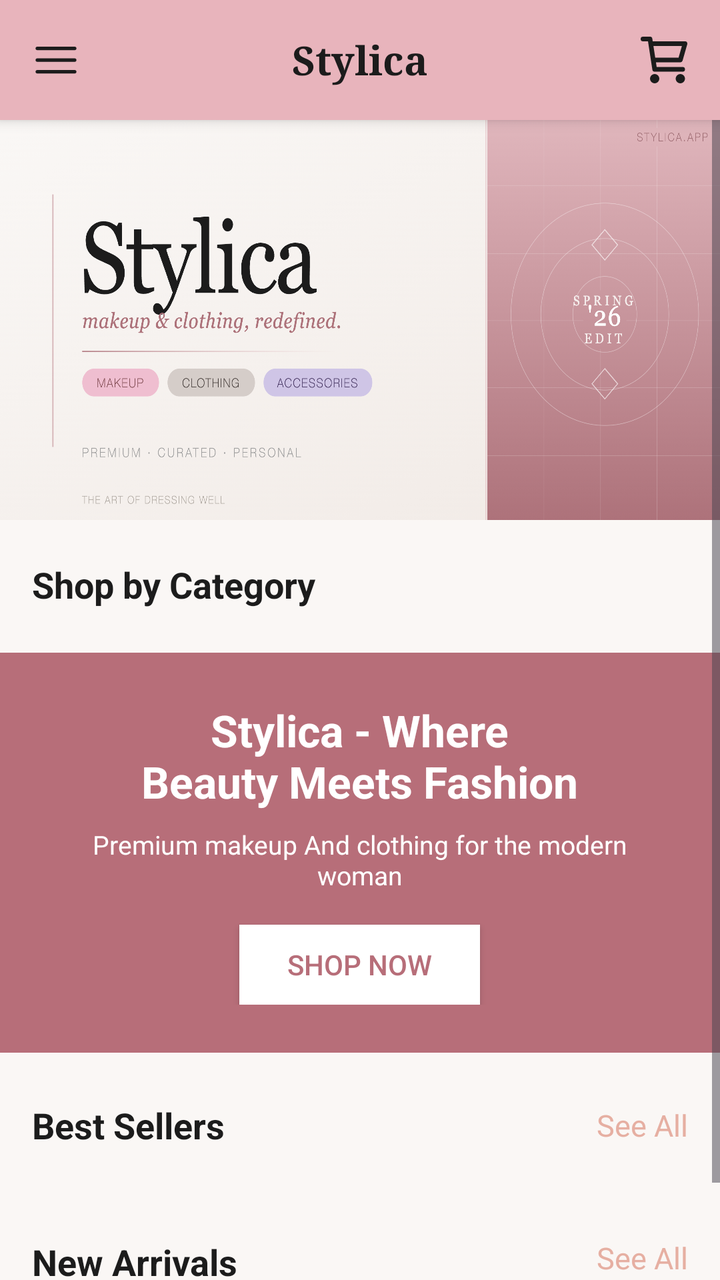
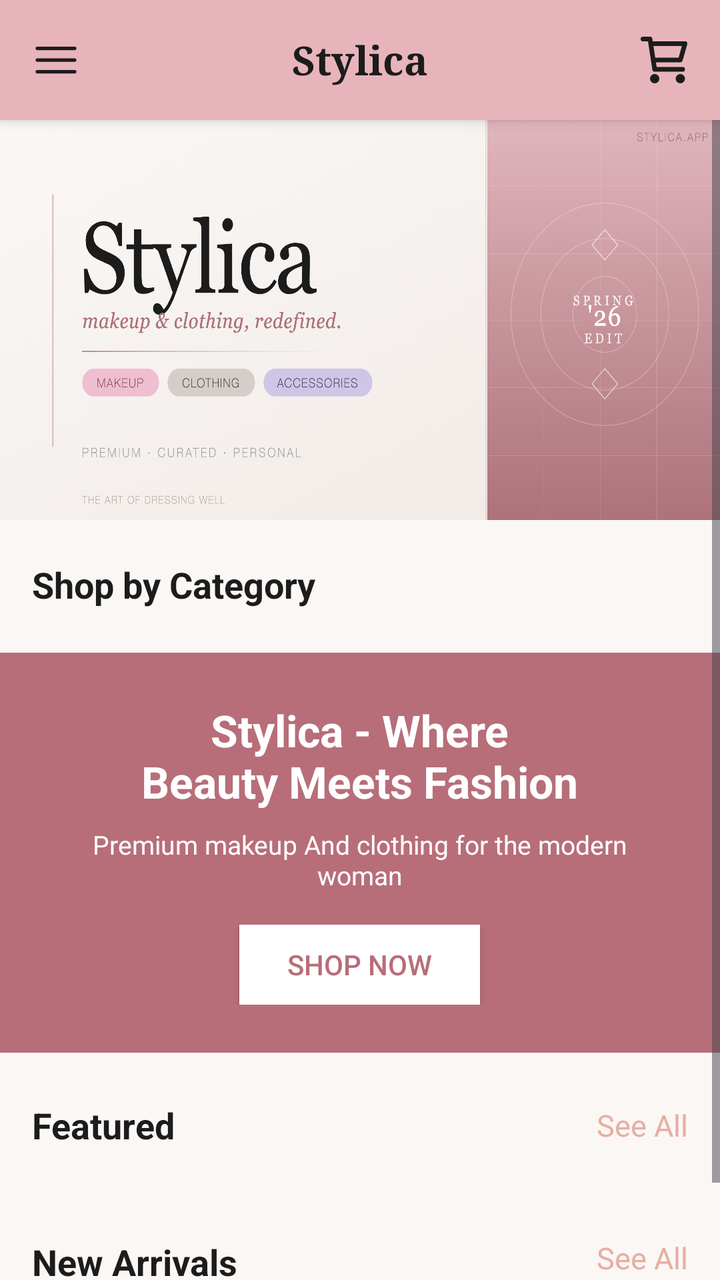

An Android layout rendered at two revisions. The XML below is the earlier revision; the diff shows what the commit changed to produce the second picture.
<!-- AndroidManifest.xml: application theme Theme.Stylica_app -->
<!-- res/layout/activity_customer_dashboard.xml -->
<?xml version="1.0" encoding="utf-8"?>
<androidx.drawerlayout.widget.DrawerLayout
    xmlns:android="http://schemas.android.com/apk/res/android"
    xmlns:app="http://schemas.android.com/apk/res-auto"
    android:id="@+id/drawerLayout"
    android:layout_width="match_parent"
    android:layout_height="match_parent"
    android:fitsSystemWindows="true"
    >

    
    <LinearLayout
        android:layout_width="match_parent"
        android:layout_height="match_parent"
        android:orientation="vertical"
        android:background="@color/background_light"
        android:fitsSystemWindows="true">

        
        <LinearLayout
            android:layout_width="match_parent"
            android:layout_height="60dp"
            android:orientation="horizontal"
            android:gravity="center_vertical"
            android:background="@color/primary_light"
            android:paddingStart="8dp"
            android:paddingEnd="8dp"
            android:elevation="4dp">

            
            <ImageButton
                android:id="@+id/btnMenu"
                android:layout_width="40dp"
                android:layout_height="40dp"
                android:background="?attr/selectableItemBackgroundBorderless"
                android:src="@drawable/hamburger_menu_icon"
                app:tint="@color/text_primary"
                android:scaleType="fitCenter"
                android:padding="6dp"/>

            
            <TextView
                android:layout_width="0dp"
                android:layout_height="wrap_content"
                android:layout_weight="1"
                android:text="Stylica"
                android:textSize="20sp"
                android:textStyle="bold"
                android:textColor="@color/text_primary"
                android:gravity="center"
                android:fontFamily="serif"/>

            
            <FrameLayout
                android:layout_width="40dp"
                android:layout_height="40dp">

                <ImageButton
                    android:id="@+id/btnCart"
                    android:layout_width="40dp"
                    android:layout_height="40dp"
                    android:background="?attr/selectableItemBackgroundBorderless"
                    android:src="@drawable/cart_icon_black"
                    app:tint="@color/text_primary"
                    android:scaleType="fitCenter"
                    android:padding="6dp"/>

                
                <TextView
                    android:id="@+id/txtCartBadge"
                    android:layout_width="16dp"
                    android:layout_height="16dp"
                    android:gravity="center"
                    android:textSize="9sp"
                    android:textColor="@color/text_white"
                    android:background="@drawable/chip_selected_bg"
                    android:text="0"
                    android:layout_gravity="top|end"
                    android:visibility="gone"/>

            </FrameLayout>

        </LinearLayout>

        
        <ScrollView
            android:layout_width="match_parent"
            android:layout_height="match_parent"
            android:background="@color/background_light">

            <LinearLayout
                android:layout_width="match_parent"
                android:layout_height="wrap_content"
                android:orientation="vertical"
                android:paddingBottom="30dp">
                <FrameLayout
                    android:layout_width="match_parent"
                    android:layout_height="200dp">
                    <ImageView
                        android:layout_width="match_parent"
                        android:layout_height="match_parent"
                        android:src="@drawable/hero_image"
                       android:scaleType="fitXY"

                        />
                </FrameLayout>



                
                <TextView
                    android:layout_width="match_parent"
                    android:layout_height="wrap_content"
                    android:text="Shop by Category"
                    android:textColor="@color/text_primary"
                    android:textSize="18sp"
                    android:textStyle="bold"
                    android:layout_marginTop="20dp"
                    android:layout_marginStart="16dp"
                    android:layout_marginEnd="16dp"/>

                <HorizontalScrollView
                    android:layout_width="match_parent"
                    android:layout_height="wrap_content"
                    android:scrollbars="none"
                    android:layout_marginTop="12dp"
                    android:paddingStart="16dp"
                    android:paddingEnd="16dp">

                    <LinearLayout
                        android:id="@+id/categoryChips"
                        android:layout_width="wrap_content"
                        android:layout_height="wrap_content"
                        android:orientation="horizontal"/>

                </HorizontalScrollView>


                <FrameLayout
                    android:layout_width="match_parent"
                    android:layout_height="200dp"
                    android:layout_marginTop="10dp"
                    android:background="@color/primary">

                    <LinearLayout
                        android:layout_width="match_parent"
                        android:layout_height="match_parent"
                        android:orientation="vertical"
                        android:gravity="center"
                        android:padding="24dp">

                        <TextView
                            android:layout_width="wrap_content"
                            android:layout_height="wrap_content"
                            android:text="Stylica - Where\nBeauty Meets Fashion"
                            android:textColor="@color/text_white"
                            android:textSize="22sp"
                            android:textStyle="bold"
                            android:gravity="center"/>

                        <TextView
                            android:layout_width="wrap_content"
                            android:layout_height="wrap_content"
                            android:text="Premium makeup And clothing for the modern woman"
                            android:textColor="@color/text_white"
                            android:textSize="13sp"
                            android:gravity="center"
                            android:layout_marginTop="8dp"/>

                        <androidx.appcompat.widget.AppCompatButton
                            android:id="@+id/btnShopNow"
                            android:layout_width="wrap_content"
                            android:layout_height="40dp"
                            android:text="Shop Now"
                            android:textColor="@color/primary"
                            android:background="@color/text_white"
                            android:layout_marginTop="16dp"
                            android:paddingHorizontal="24dp"/>

                    </LinearLayout>
                </FrameLayout>

                
                <LinearLayout
                    android:layout_width="match_parent"
                    android:layout_height="wrap_content"
                    android:orientation="horizontal"
                    android:layout_marginTop="24dp"
                    android:layout_marginStart="16dp"
                    android:layout_marginEnd="16dp"
                    android:gravity="center_vertical">

                    <TextView
                        android:layout_width="0dp"
                        android:layout_height="wrap_content"
                        android:layout_weight="1"
                        android:text="Best Sellers"
                        android:textColor="@color/text_primary"
                        android:textSize="18sp"
                        android:textStyle="bold" />

                    <TextView
                        android:id="@+id/txtSeeAllBestSellers"
                        android:layout_width="wrap_content"
                        android:layout_height="wrap_content"
                        android:text="See All"
                        android:textColor="@color/primary_light_variant"
                        android:textSize="15sp"/>
                </LinearLayout>

                <ProgressBar
                    android:id="@+id/loaderBestSellers"
                    android:layout_width="wrap_content"
                    android:layout_height="wrap_content"
                    android:layout_gravity="center"
                    android:indeterminateTint="@color/primary_light_variant"
                    android:layout_marginTop="8dp"
                    android:visibility="gone"/>


                <androidx.recyclerview.widget.RecyclerView
                    android:id="@+id/featuredProductsView"
                    android:layout_width="match_parent"
                    android:orientation="horizontal"
                    android:visibility="visible"
                    android:layout_marginVertical="10dp"
                    android:layout_marginHorizontal="16dp"

                    android:layout_height="wrap_content"/>

                
                <LinearLayout
                    android:layout_width="match_parent"
                    android:layout_height="wrap_content"
                    android:orientation="horizontal"
                    android:layout_marginTop="24dp"
                    android:layout_marginStart="16dp"
                    android:layout_marginEnd="16dp"
                    android:gravity="center_vertical">

                    <TextView
                        android:layout_width="0dp"
                        android:layout_height="wrap_content"
                        android:layout_weight="1"
                        android:text="New Arrivals"
                        android:textColor="@color/text_primary"
                        android:textSize="18sp"
                        android:textStyle="bold"/>

                    <TextView
                        android:id="@+id/txtSeeAllNewArrivals"
                        android:layout_width="wrap_content"
                        android:layout_height="24dp"
                        android:text="See All"
                        android:textColor="@color/primary_light_variant"
                        android:textSize="15sp" />
                </LinearLayout>

                <ProgressBar
                    android:id="@+id/loaderNewArrivals"
                    android:layout_width="wrap_content"
                    android:layout_height="wrap_content"
                    android:layout_gravity="center"
                    android:indeterminateTint="@color/primary_light_variant"
                    android:layout_marginTop="8dp"
                    android:visibility="gone"
                />


                <androidx.recyclerview.widget.RecyclerView
                    android:id="@+id/newProductsView"
                    android:layout_width="match_parent"
                    android:layout_height="wrap_content"
                    android:orientation="horizontal"
                    android:layout_marginVertical="10dp"
                    android:layout_marginHorizontal="16dp"
                />

            </LinearLayout>
        </ScrollView>

    </LinearLayout>

    
    <com.google.android.material.navigation.NavigationView
        android:id="@+id/navigationView"
        android:layout_width="280dp"
        android:layout_height="match_parent"
        android:layout_gravity="start"
        android:background="@color/card_background"
        app:headerLayout="@layout/nav_header_customer"
        app:menu="@menu/customer_nav_menu"/>

</androidx.drawerlayout.widget.DrawerLayout>
<!-- res/layout/nav_header_customer.xml (included above) -->
<?xml version="1.0" encoding="utf-8"?>
<LinearLayout
    xmlns:android="http://schemas.android.com/apk/res/android"
    android:layout_width="match_parent"
    android:layout_height="180dp"
    android:orientation="vertical"
    android:gravity="bottom"
    android:background="@color/primary_light_variant_20"
    android:padding="20dp">

    
    <TextView
        android:id="@+id/navAvatar"
        android:layout_width="60dp"
        android:layout_height="60dp"
        android:gravity="center"
        android:textSize="24sp"
        android:textStyle="bold"
        android:textColor="@color/text_white"
        android:background="@drawable/chip_selected_bg"
        android:text="C"/>

    
    <TextView
        android:id="@+id/navName"
        android:layout_width="wrap_content"
        android:layout_height="wrap_content"
        android:text="Customer Name"
        android:textColor="@color/text_primary"
        android:textSize="16sp"
        android:textStyle="bold"
        android:layout_marginTop="10dp"/>

    
    <TextView
        android:id="@+id/navEmail"
        android:layout_width="wrap_content"
        android:layout_height="wrap_content"
        android:text="customer@email.com"
        android:textColor="@color/text_secondary"
        android:textSize="13sp"
        android:layout_marginTop="2dp"/>

</LinearLayout>
<!-- resources referenced by this layout -->
<resources>
  <color name="background_light">#FAF7F5</color>
  <color name="card_background">#FFFFFF</color>
  <color name="primary">#B76E79</color>
  <color name="primary_light">#E8B4BC</color>
  <color name="primary_light_variant">#E6AFA2</color>
  <color name="primary_light_variant_20">#33E6AFA2</color>
  <color name="text_primary">#1C1C1C</color>
  <color name="text_secondary">#6D6D6D</color>
  <color name="text_white">#FFFFFF</color>
  <!-- drawable cart_icon_black (drawable) -->
  <vector xmlns:android="http://schemas.android.com/apk/res/android"
      android:width="800dp"
      android:height="800dp"
      android:viewportWidth="24"
      android:viewportHeight="24">
    <path
        android:pathData="M6.3,5H21L19,12H7.377M20,16H8L6,3H3M9,20C9,20.552 8.552,21 8,21C7.448,21 7,20.552 7,20C7,19.448 7.448,19 8,19C8.552,19 9,19.448 9,20ZM20,20C20,20.552 19.552,21 19,21C18.448,21 18,20.552 18,20C18,19.448 18.448,19 19,19C19.552,19 20,19.448 20,20Z"
        android:strokeLineJoin="round"
        android:strokeWidth="2"
        android:fillColor="#00000000"
        android:strokeColor="#000000"
        android:strokeLineCap="round"/>
  </vector>
  <!-- drawable chip_selected_bg (drawable) -->
  <?xml version="1.0" encoding="utf-8"?>
  <shape xmlns:android="http://schemas.android.com/apk/res/android">
      <solid android:color="#E8A598"/>
      <corners android:radius="20dp"/>
  </shape>
  <!-- drawable hamburger_menu_icon (drawable) -->
  <vector xmlns:android="http://schemas.android.com/apk/res/android"
      android:width="800dp"
      android:height="800dp"
      android:viewportWidth="24"
      android:viewportHeight="24">
    <path
        android:pathData="M20,7L4,7"
        android:strokeWidth="1.5"
        android:fillColor="#00000000"
        android:strokeColor="#000000"
        android:strokeLineCap="round"/>
    <path
        android:pathData="M20,12L4,12"
        android:strokeWidth="1.5"
        android:fillColor="#00000000"
        android:strokeColor="#000000"
        android:strokeLineCap="round"/>
    <path
        android:pathData="M20,17L4,17"
        android:strokeWidth="1.5"
        android:fillColor="#00000000"
        android:strokeColor="#000000"
        android:strokeLineCap="round"/>
  </vector>
  <!-- drawable hero_image: png bitmap (drawable, 772935 bytes) -->
  <style name="Theme.Stylica_app" parent="Base.Theme.Stylica_app" />
  <style name="Base.Theme.Stylica_app" parent="Theme.Material3.Light.NoActionBar">
          <item name="android:statusBarColor">@color/primary_light</item>
          <item name="android:windowLightStatusBar">true</item>
          <item name="android:windowDrawsSystemBarBackgrounds">true</item>
          <item name="android:windowTranslucentStatus">false</item>
      </style>
</resources>

<!-- the commit's change to res/layout/activity_customer_dashboard.xml (unified diff, before → after) -->
@@ -194,7 +194,7 @@
                         android:layout_width="0dp"
                         android:layout_height="wrap_content"
                         android:layout_weight="1"
-                        android:text="Best Sellers"
+                        android:text="Featured"
                         android:textColor="@color/text_primary"
                         android:textSize="18sp"
                         android:textStyle="bold" />
